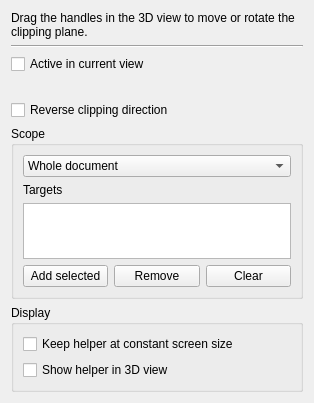
This is src/Gui/TaskClippingPlane.ui in tritao/FreeCAD as Qt 5 draws it before an edit. The edited form follows.
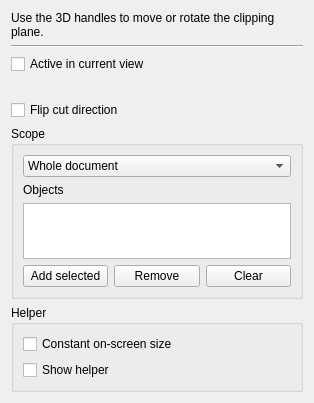
This is the edited form.

Commit message: Gui: polish clipping plane task panel

The edit to the form file:
```diff
--- a/src/Gui/TaskClippingPlane.ui
+++ b/src/Gui/TaskClippingPlane.ui
@@ -20,7 +20,7 @@
       <bool>true</bool>
      </property>
      <property name="text">
-      <string>Drag the handles in the 3D view to move or rotate the clipping plane.</string>
+      <string>Use the 3D handles to move or rotate the clipping plane.</string>
      </property>
     </widget>
    </item>
@@ -57,7 +57,7 @@
      <item row="0" column="0">
       <widget class="QCheckBox" name="reverseCheck">
        <property name="text">
-        <string>Reverse clipping direction</string>
+        <string>Flip cut direction</string>
        </property>
       </widget>
      </item>
@@ -91,7 +91,7 @@
       <item>
        <widget class="QLabel" name="targetsLabel">
         <property name="text">
-         <string>Targets</string>
+         <string>Objects</string>
         </property>
        </widget>
       </item>
@@ -133,20 +133,20 @@
    <item>
     <widget class="QGroupBox" name="displayGroup">
      <property name="title">
-      <string>Display</string>
+      <string>Helper</string>
      </property>
      <layout class="QVBoxLayout" name="displayGroupLayout">
       <item>
        <widget class="QCheckBox" name="autoSizeCheck">
         <property name="text">
-         <string>Keep helper at constant screen size</string>
+         <string>Constant on-screen size</string>
         </property>
        </widget>
       </item>
       <item>
        <widget class="QCheckBox" name="showHelperCheck">
         <property name="text">
-         <string>Show helper in 3D view</string>
+         <string>Show helper</string>
         </property>
        </widget>
       </item>
```
The commit also changes 1 other file.
